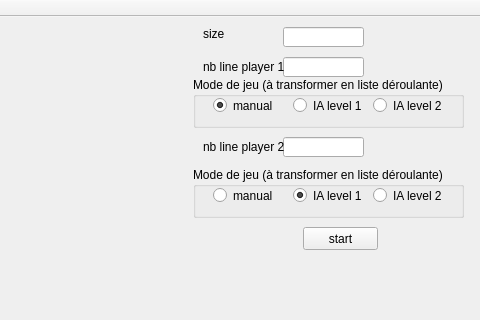
First picture: the form in qt/checkers/mainwindow.ui, repository romaincarlsen/EtudesPratiques, before the edit; both pictures show x 317 to 797 and y 0 to 320 of the 797 by 523 pixel window.
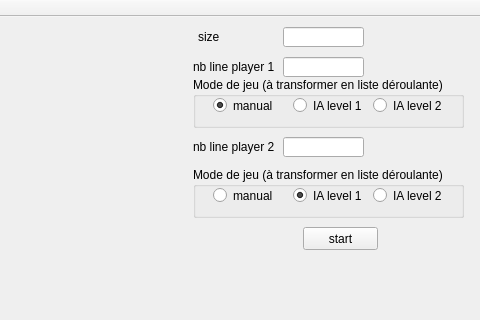
Second picture: the form after the edit.

```diff
--- a/qt/checkers/mainwindow.ui
+++ b/qt/checkers/mainwindow.ui
@@ -60,10 +60,10 @@
    <widget class="QLabel" name="size_l">
     <property name="geometry">
      <rect>
-      <x>520</x>
+      <x>515</x>
       <y>10</y>
-      <width>46</width>
-      <height>13</height>
+      <width>51</width>
+      <height>20</height>
      </rect>
     </property>
     <property name="text">
@@ -73,9 +73,9 @@
    <widget class="QLabel" name="nbLineP1_l">
     <property name="geometry">
      <rect>
-      <x>520</x>
+      <x>510</x>
       <y>40</y>
-      <width>101</width>
+      <width>81</width>
       <height>20</height>
      </rect>
     </property>
@@ -86,9 +86,9 @@
    <widget class="QLabel" name="nbLineP2_l">
     <property name="geometry">
      <rect>
-      <x>520</x>
+      <x>510</x>
       <y>120</y>
-      <width>101</width>
+      <width>81</width>
       <height>20</height>
      </rect>
     </property>
```
